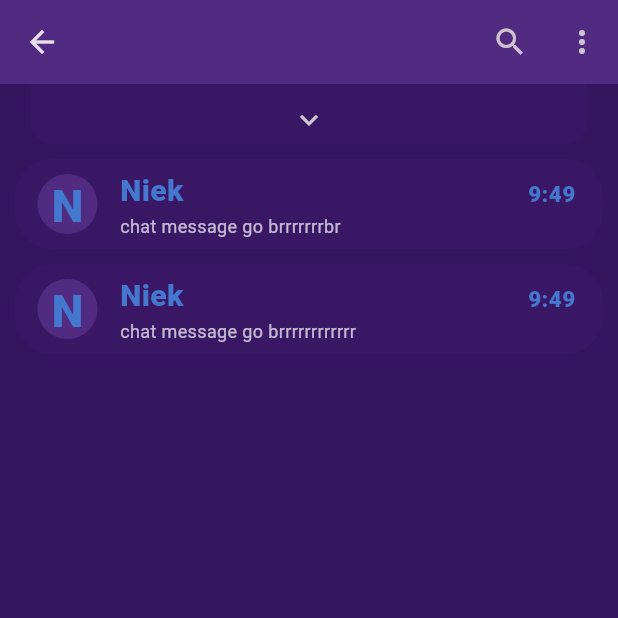
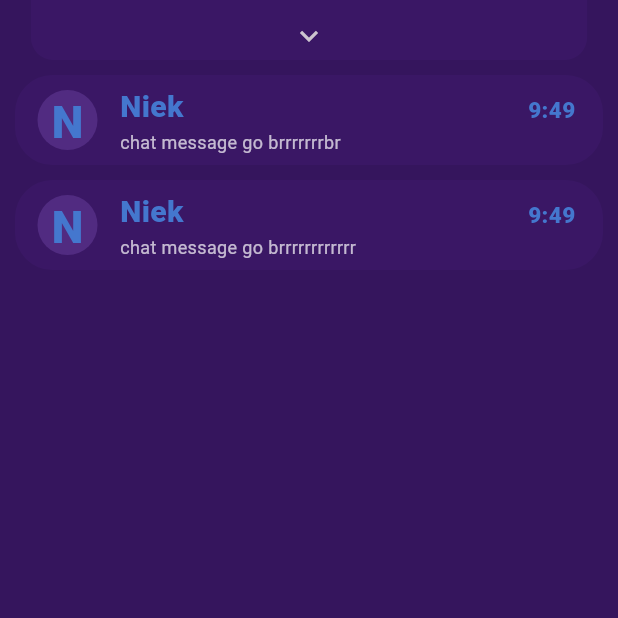
Before and after one commit to NiekvDommelen/whisper, a Flutter app: the HomePage screen opened by its route, on a phone screen of 412 x 824 dp, the top half of it. Run offline on Flutter 3.47's test engine with Material 3 defaults, Android fonts, the phone set to English and light mode, and no system bars; our stand-ins replace google_fonts, shared_preferences; accounts and stored records are empty; Roboto replaces fonts that are missing (Jura).

Commit message:
removed appbar

```diff
--- a/lib/screens/homepage.dart
+++ b/lib/screens/homepage.dart
@@ -217,50 +217,7 @@ class _HomePage extends State<HomePage> with TickerProviderStateMixin {
     double screenWidth = MediaQuery.of(context).size.width;
     return Scaffold(
       backgroundColor: Theme.of(context).colorScheme.surface,
-      appBar: AppBar(
-        actions: [
-          SizedBox(
-            width: screenWidth - 60,
-            child: SearchAnchor(
-                isFullScreen: true,
-                builder: (BuildContext context, SearchController controller) {
-                  return Row(
-                    mainAxisAlignment: MainAxisAlignment.end,
-                    children: [
-                      IconButton(onPressed: () => {controller.openView()}, icon: const Icon(Icons.search)),
-                    ],
-                  );
 
-                }, suggestionsBuilder:
-                (BuildContext context, SearchController controller) {
-              return List<ListTile>.generate(5, (int index) {
-                final String item = 'item $index';
-                return ListTile(
-                  title: Text(item),
-                  onTap: () {
-                    setState(() {
-                      controller.closeView(item);
-                    });
-                  },
-                );
-              });
-            }),
-          ),
-          PopupMenuButton(
-            itemBuilder: (BuildContext context) {
-              return [
-                const PopupMenuItem(
-                  child: Text("Settings"),
-                ),
-                const PopupMenuItem(
-                  child: Text("Logout"),
-                ),
-              ];
-            },
-          ),
-        ],
-        backgroundColor: Theme.of(context).colorScheme.primary,
-      ),
       body: Column(
         children: [
           drawer(),
```
